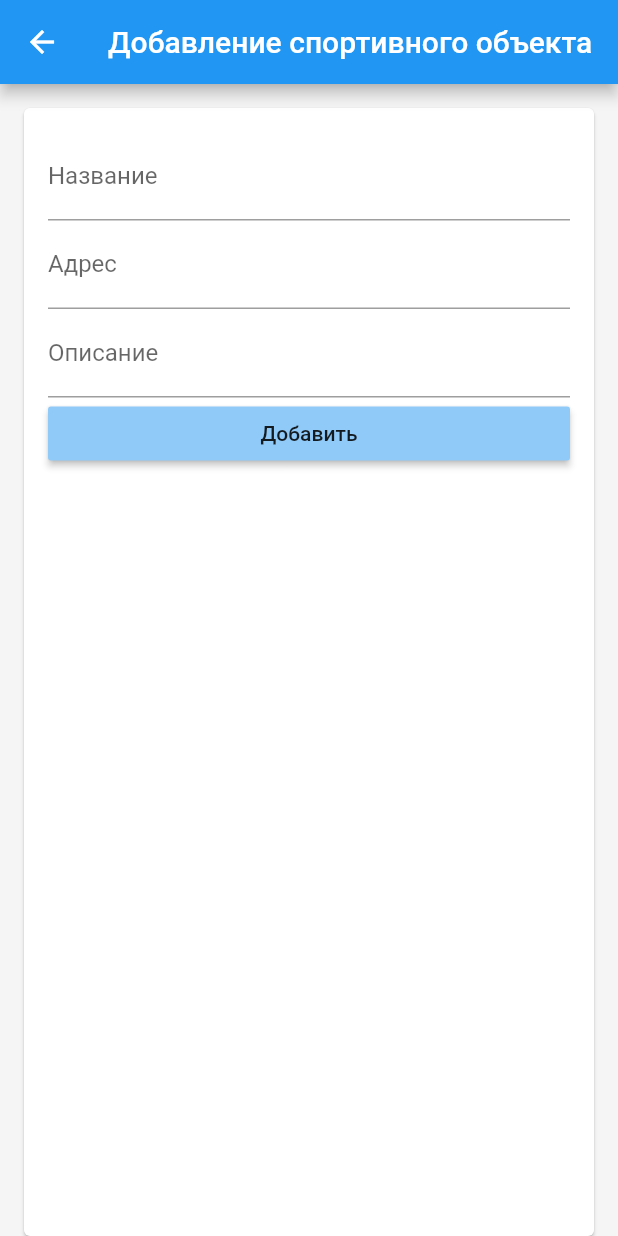
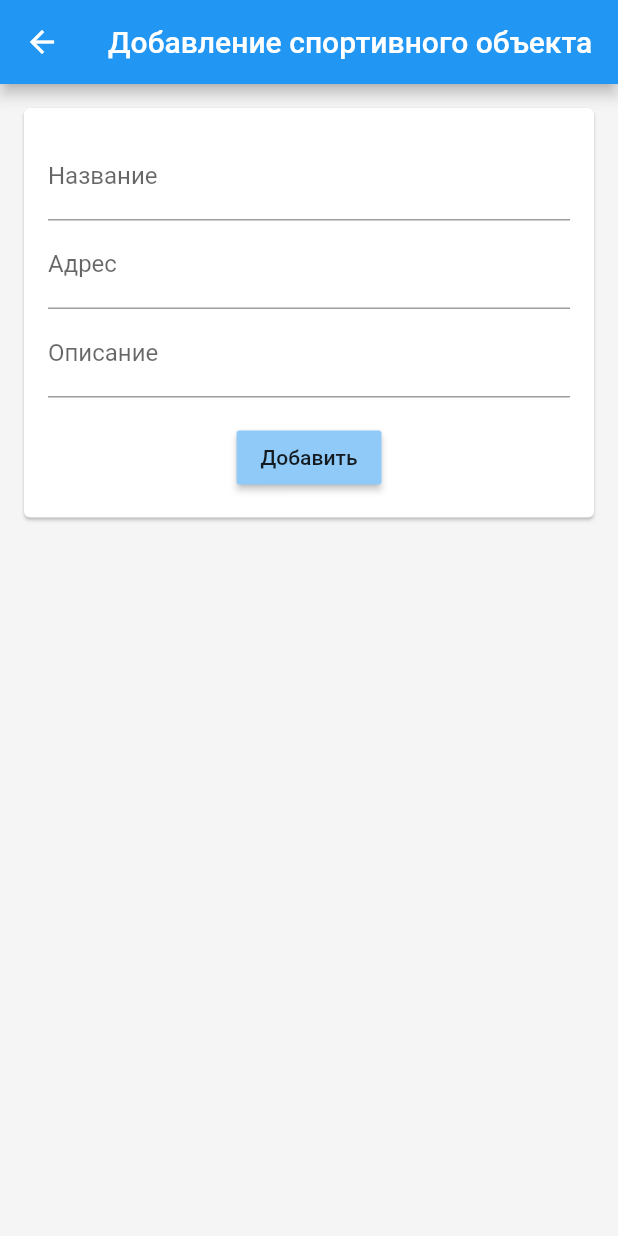
Before and after one commit to jakushev-pavel/gto_service_app, a Flutter app: the AddSportObjectScreen screen opened directly, on a phone screen of 412 x 824 dp. Run offline on Flutter 3.47's test engine with Material 2 defaults, Android fonts, the phone set to English and light mode, and no system bars; our stand-ins replace get_it, shared_preferences, uni_links; accounts and stored records are empty; statements that could not run were skipped.

Commit message:
Исправлена верстка

```diff
--- a/gto_service_app/lib/screens/profile/local_admin/add_edit_sport_object.dart
+++ b/gto_service_app/lib/screens/profile/local_admin/add_edit_sport_object.dart
@@ -1,6 +1,7 @@
 import 'package:flutter/material.dart';
 import 'package:gtoserviceapp/components/widgets/card_padding.dart';
 import 'package:gtoserviceapp/components/widgets/dialogs/error_dialog.dart';
+import 'package:gtoserviceapp/components/widgets/shrunk_vertically.dart';
 import 'package:gtoserviceapp/services/repo/sport_object.dart';
 import 'package:gtoserviceapp/services/storage/storage.dart';
 
@@ -48,17 +49,20 @@ class _AddSportObjectScreenState extends State<AddSportObjectScreen> {
     return _buildForm();
   }
 
-  CardPadding _buildForm() {
-    return CardPadding(
+  Widget _buildForm() {
+    return ShrunkVertically(
+      child: CardPadding(
         child: Form(
           key: _formKey,
-        child: ListView(
+          child: Column(
             children: <Widget>[
               _buildNameField(),
               _buildAddressField(),
               _buildDescriptionField(),
+              SizedBox(height: 16),
               _buildSubmitButton(),
             ],
+          ),
         ),
       ),
     );
--- a/gto_service_app/lib/screens/profile/local_admin/select_table.dart
+++ b/gto_service_app/lib/screens/profile/local_admin/select_table.dart
@@ -4,6 +4,7 @@ import 'package:gtoserviceapp/components/widgets/dialogs/error_dialog.dart';
 import 'package:gtoserviceapp/components/widgets/expanded_horizontally.dart';
 import 'package:gtoserviceapp/components/widgets/forms/selector.dart';
 import 'package:gtoserviceapp/components/widgets/future_widget_builder.dart';
+import 'package:gtoserviceapp/components/widgets/shrunk_vertically.dart';
 import 'package:gtoserviceapp/services/repo/table.dart';
 
 class SelectTableScreen extends StatefulWidget {
@@ -32,7 +33,8 @@ class _SelectTableScreenState extends State<SelectTableScreen> {
   }
 
   Widget _buildBody() {
-    return ExpandedHorizontally(
+    return ShrunkVertically(
+      child: ExpandedHorizontally(
         child: CardPadding(
           child: Column(
             children: <Widget>[
@@ -40,6 +42,7 @@ class _SelectTableScreenState extends State<SelectTableScreen> {
               SizedBox(height: 16),
               _buildSubmitButton(),
             ],
+          ),
         ),
       ),
     );
```
Lines whose indentation alone changed are shown as unchanged.
